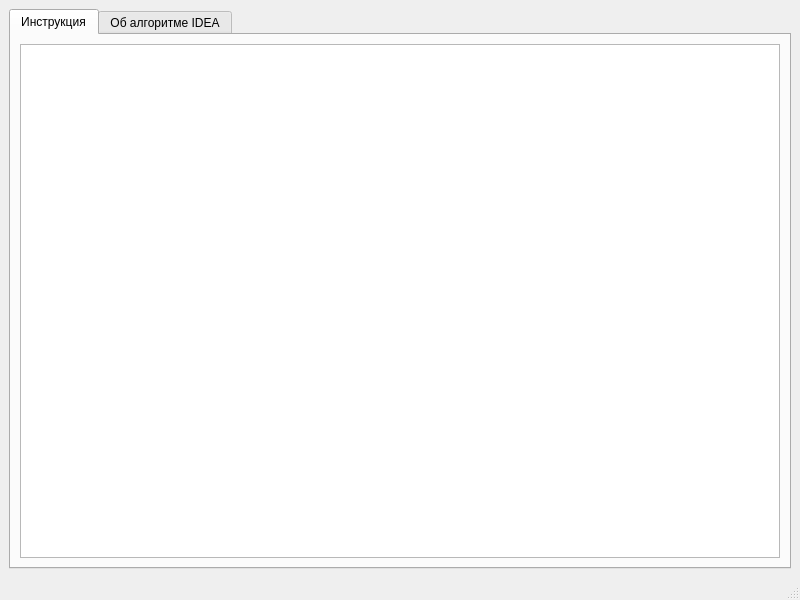
This is forms/help.ui in suiljex/idea_tools as Qt 5 draws it before an edit. The edited form follows.
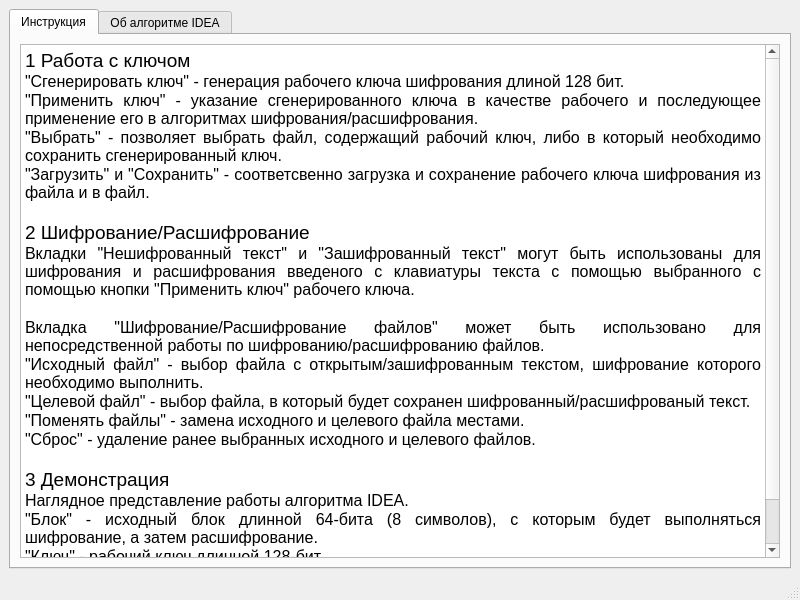
This is the edited form.

```diff
--- a/forms/help.ui
+++ b/forms/help.ui
@@ -26,7 +26,35 @@
        </attribute>
        <layout class="QGridLayout" name="gridLayout_2">
         <item row="0" column="0">
-         <widget class="QTextEdit" name="textEdit_2"/>
+         <widget class="QTextEdit" name="textEdit_2">
+          <property name="html">
+           <string>&lt;!DOCTYPE HTML PUBLIC &quot;-//W3C//DTD HTML 4.0//EN&quot; &quot;http://www.w3.org/TR/REC-html40/strict.dtd&quot;&gt;
+&lt;html&gt;&lt;head&gt;&lt;meta name=&quot;qrichtext&quot; content=&quot;1&quot; /&gt;&lt;style type=&quot;text/css&quot;&gt;
+p, li { white-space: pre-wrap; }
+&lt;/style&gt;&lt;/head&gt;&lt;body style=&quot; font-family:'Sans'; font-size:9pt; font-weight:400; font-style:normal;&quot;&gt;
+&lt;p style=&quot; margin-top:0px; margin-bottom:0px; margin-left:0px; margin-right:0px; -qt-block-indent:0; text-indent:0px;&quot;&gt;&lt;span style=&quot; font-size:14pt;&quot;&gt;1 Работа с ключом&lt;/span&gt;&lt;/p&gt;
+&lt;p align=&quot;justify&quot; style=&quot; margin-top:0px; margin-bottom:0px; margin-left:0px; margin-right:0px; -qt-block-indent:0; text-indent:0px;&quot;&gt;&lt;span style=&quot; font-size:12pt;&quot;&gt;&amp;quot;Сгенерировать ключ&amp;quot; - генерация рабочего ключа шифрования длиной 128 бит.&lt;/span&gt;&lt;/p&gt;
+&lt;p align=&quot;justify&quot; style=&quot; margin-top:0px; margin-bottom:0px; margin-left:0px; margin-right:0px; -qt-block-indent:0; text-indent:0px;&quot;&gt;&lt;span style=&quot; font-size:12pt;&quot;&gt;&amp;quot;Применить ключ&amp;quot; - указание сгенерированного ключа в качестве рабочего и последующее применение его в алгоритмах шифрования/расшифрования.&lt;/span&gt;&lt;/p&gt;
+&lt;p align=&quot;justify&quot; style=&quot; margin-top:0px; margin-bottom:0px; margin-left:0px; margin-right:0px; -qt-block-indent:0; text-indent:0px;&quot;&gt;&lt;span style=&quot; font-size:12pt;&quot;&gt;&amp;quot;Выбрать&amp;quot; - позволяет выбрать файл, содержащий рабочий ключ, либо в который необходимо сохранить сгенерированный ключ.&lt;/span&gt;&lt;/p&gt;
+&lt;p align=&quot;justify&quot; style=&quot; margin-top:0px; margin-bottom:0px; margin-left:0px; margin-right:0px; -qt-block-indent:0; text-indent:0px;&quot;&gt;&lt;span style=&quot; font-size:12pt;&quot;&gt;&amp;quot;Загрузить&amp;quot; и &amp;quot;Сохранить&amp;quot; - соответсвенно загрузка и сохранение рабочего ключа шифрования из файла и в файл.&lt;/span&gt;&lt;/p&gt;
+&lt;p style=&quot;-qt-paragraph-type:empty; margin-top:0px; margin-bottom:0px; margin-left:0px; margin-right:0px; -qt-block-indent:0; text-indent:0px; font-size:12pt;&quot;&gt;&lt;br /&gt;&lt;/p&gt;
+&lt;p style=&quot; margin-top:0px; margin-bottom:0px; margin-left:0px; margin-right:0px; -qt-block-indent:0; text-indent:0px;&quot;&gt;&lt;span style=&quot; font-size:14pt;&quot;&gt;2 Шифрование/Расшифрование&lt;/span&gt;&lt;/p&gt;
+&lt;p align=&quot;justify&quot; style=&quot; margin-top:0px; margin-bottom:0px; margin-left:0px; margin-right:0px; -qt-block-indent:0; text-indent:0px;&quot;&gt;&lt;span style=&quot; font-size:12pt;&quot;&gt;Вкладки &amp;quot;Нешифрованный текст&amp;quot; и &amp;quot;Зашифрованный текст&amp;quot; могут быть использованы для шифрования и расшифрования введеного с клавиатуры текста с помощью выбранного с помощью кнопки &amp;quot;Применить ключ&amp;quot; рабочего ключа.&lt;/span&gt;&lt;/p&gt;
+&lt;p align=&quot;justify&quot; style=&quot;-qt-paragraph-type:empty; margin-top:0px; margin-bottom:0px; margin-left:0px; margin-right:0px; -qt-block-indent:0; text-indent:0px; font-size:12pt;&quot;&gt;&lt;br /&gt;&lt;/p&gt;
+&lt;p align=&quot;justify&quot; style=&quot; margin-top:0px; margin-bottom:0px; margin-left:0px; margin-right:0px; -qt-block-indent:0; text-indent:0px;&quot;&gt;&lt;span style=&quot; font-size:12pt;&quot;&gt;Вкладка &amp;quot;Шифрование/Расшифрование файлов&amp;quot; может быть использовано для непосредственной работы по шифрованию/расшифрованию файлов.&lt;/span&gt;&lt;/p&gt;
+&lt;p align=&quot;justify&quot; style=&quot; margin-top:0px; margin-bottom:0px; margin-left:0px; margin-right:0px; -qt-block-indent:0; text-indent:0px;&quot;&gt;&lt;span style=&quot; font-size:12pt;&quot;&gt;&amp;quot;Исходный файл&amp;quot; - выбор файла с открытым/зашифрованным текстом, шифрование которого необходимо выполнить.&lt;/span&gt;&lt;/p&gt;
+&lt;p align=&quot;justify&quot; style=&quot; margin-top:0px; margin-bottom:0px; margin-left:0px; margin-right:0px; -qt-block-indent:0; text-indent:0px;&quot;&gt;&lt;span style=&quot; font-size:12pt;&quot;&gt;&amp;quot;Целевой файл&amp;quot; - выбор файла, в который будет сохранен шифрованный/расшифрованый текст.&lt;/span&gt;&lt;/p&gt;
+&lt;p align=&quot;justify&quot; style=&quot; margin-top:0px; margin-bottom:0px; margin-left:0px; margin-right:0px; -qt-block-indent:0; text-indent:0px;&quot;&gt;&lt;span style=&quot; font-size:12pt;&quot;&gt;&amp;quot;Поменять файлы&amp;quot; - замена исходного и целевого файла местами.&lt;/span&gt;&lt;/p&gt;
+&lt;p align=&quot;justify&quot; style=&quot; margin-top:0px; margin-bottom:0px; margin-left:0px; margin-right:0px; -qt-block-indent:0; text-indent:0px;&quot;&gt;&lt;span style=&quot; font-size:12pt;&quot;&gt;&amp;quot;Сброс&amp;quot; - удаление ранее выбранных исходного и целевого файлов.&lt;/span&gt;&lt;/p&gt;
+&lt;p style=&quot;-qt-paragraph-type:empty; margin-top:0px; margin-bottom:0px; margin-left:0px; margin-right:0px; -qt-block-indent:0; text-indent:0px; font-size:12pt;&quot;&gt;&lt;br /&gt;&lt;/p&gt;
+&lt;p style=&quot; margin-top:0px; margin-bottom:0px; margin-left:0px; margin-right:0px; -qt-block-indent:0; text-indent:0px;&quot;&gt;&lt;span style=&quot; font-size:14pt;&quot;&gt;3 Демонстрация&lt;/span&gt;&lt;/p&gt;
+&lt;p align=&quot;justify&quot; style=&quot; margin-top:0px; margin-bottom:0px; margin-left:0px; margin-right:0px; -qt-block-indent:0; text-indent:0px;&quot;&gt;&lt;span style=&quot; font-size:12pt;&quot;&gt;Наглядное представление работы алгоритма IDEA.&lt;/span&gt;&lt;/p&gt;
+&lt;p align=&quot;justify&quot; style=&quot; margin-top:0px; margin-bottom:0px; margin-left:0px; margin-right:0px; -qt-block-indent:0; text-indent:0px;&quot;&gt;&lt;span style=&quot; font-size:12pt;&quot;&gt;&amp;quot;Блок&amp;quot; - исходный блок длинной 64-бита (8 символов), с которым будет выполняться шифрование, а затем расшифрование.&lt;/span&gt;&lt;/p&gt;
+&lt;p align=&quot;justify&quot; style=&quot; margin-top:0px; margin-bottom:0px; margin-left:0px; margin-right:0px; -qt-block-indent:0; text-indent:0px;&quot;&gt;&lt;span style=&quot; font-size:12pt;&quot;&gt;&amp;quot;Ключ&amp;quot; - рабочий ключ длинной 128-бит.&lt;/span&gt;&lt;/p&gt;
+&lt;p align=&quot;justify&quot; style=&quot; margin-top:0px; margin-bottom:0px; margin-left:0px; margin-right:0px; -qt-block-indent:0; text-indent:0px;&quot;&gt;&lt;span style=&quot; font-size:12pt;&quot;&gt;В выпадающем списке представлены все шаги алгоритма шифрования и расшифрования.&lt;/span&gt;&lt;/p&gt;
+&lt;p align=&quot;justify&quot; style=&quot; margin-top:0px; margin-bottom:0px; margin-left:0px; margin-right:0px; -qt-block-indent:0; text-indent:0px;&quot;&gt;&lt;span style=&quot; font-size:12pt;&quot;&gt;&amp;quot;Начать&amp;quot; - выполнить демонстрационное шифрование/расшифрование.&lt;/span&gt;&lt;/p&gt;&lt;/body&gt;&lt;/html&gt;</string>
+          </property>
+         </widget>
         </item>
        </layout>
       </widget>
```
